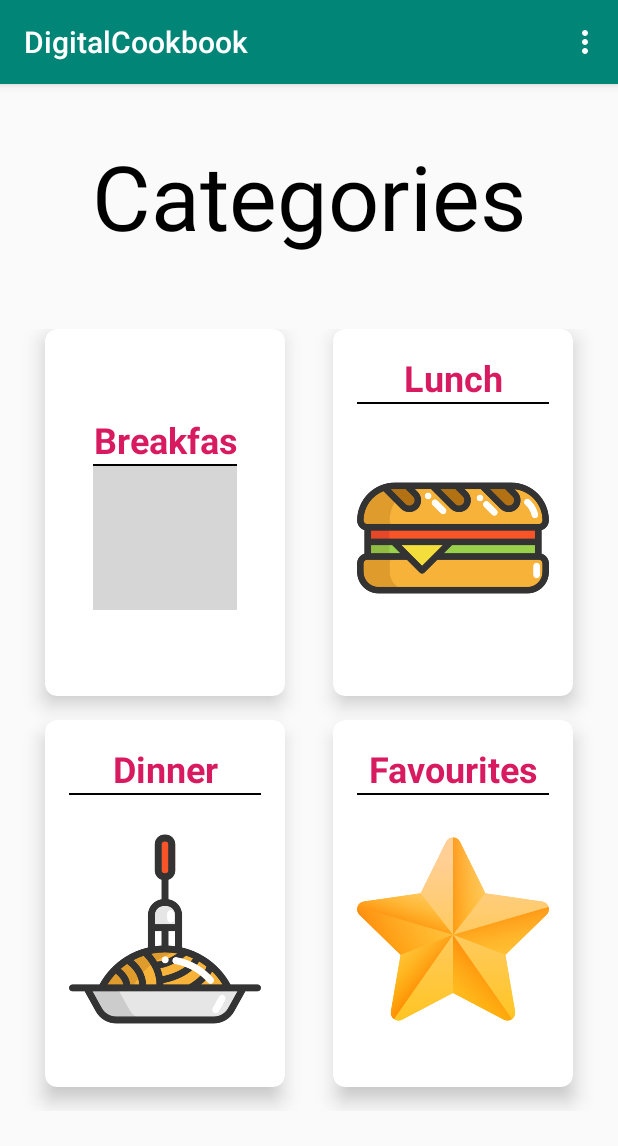
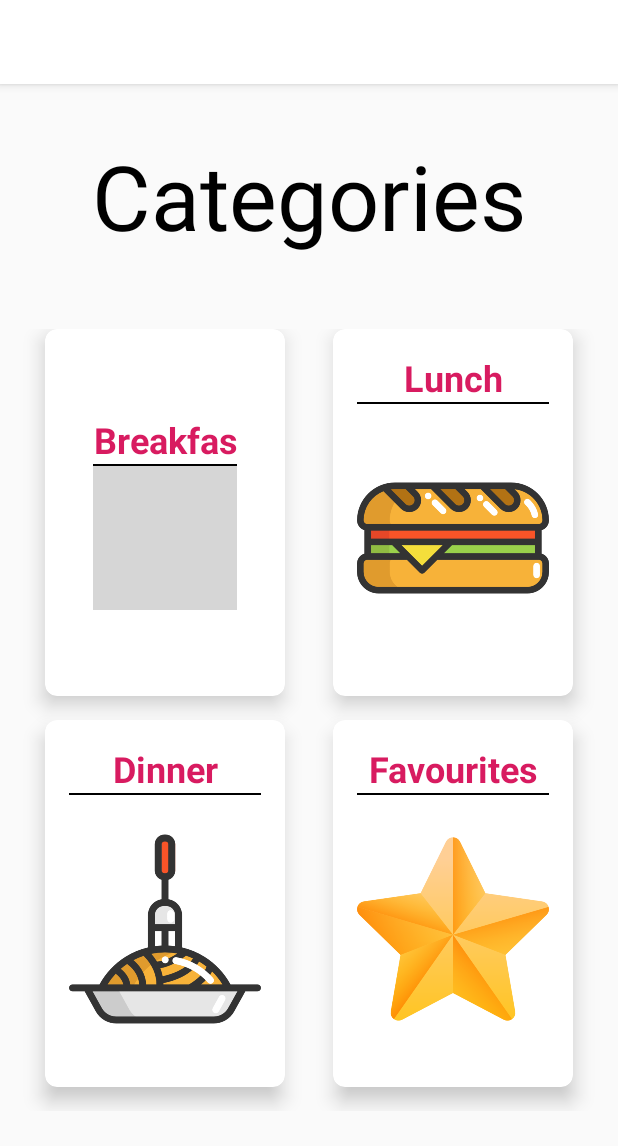
Before and after one commit to Mivinguy/DigitalCookbook, an Android app: the screen it shows after launch (MainActivity), on a phone screen of 412 x 824 dp. Shown: the top 1146 px of the screen. Run offline under Robolectric (Android 15) with nearby library versions, the phone set to English and light mode, and no system bars; grey boxes are pictures that could not be loaded.

Commit message:
Testing pulling/changing top bar color

```diff
--- a/app/src/main/java/com/example/digitalcookbook/Recipe.java
+++ b/app/src/main/java/com/example/digitalcookbook/Recipe.java
@@ -39,5 +39,4 @@ public class Recipe {
 
     public String getCategory() { return category; }
 
-
 }
--- a/app/src/main/res/layout/activity_main.xml
+++ b/app/src/main/res/layout/activity_main.xml
@@ -15,7 +15,7 @@
             android:id="@+id/toolbar"
             android:layout_width="match_parent"
             android:layout_height="?attr/actionBarSize"
-            android:background="?attr/colorPrimary"
+            android:background="#FFFFFF"
             app:popupTheme="@style/AppTheme.PopupOverlay" />
 
     </com.google.android.material.appbar.AppBarLayout>
--- a/build.gradle
+++ b/build.gradle
@@ -7,7 +7,7 @@ buildscript {
 
     }
     dependencies {
-        classpath 'com.android.tools.build:gradle:3.5.1'
+        classpath 'com.android.tools.build:gradle:3.5.2'
         classpath 'com.google.gms:google-services:4.3.2'
         // NOTE: Do not place your application dependencies here; they belong
         // in the individual module build.gradle files
```
